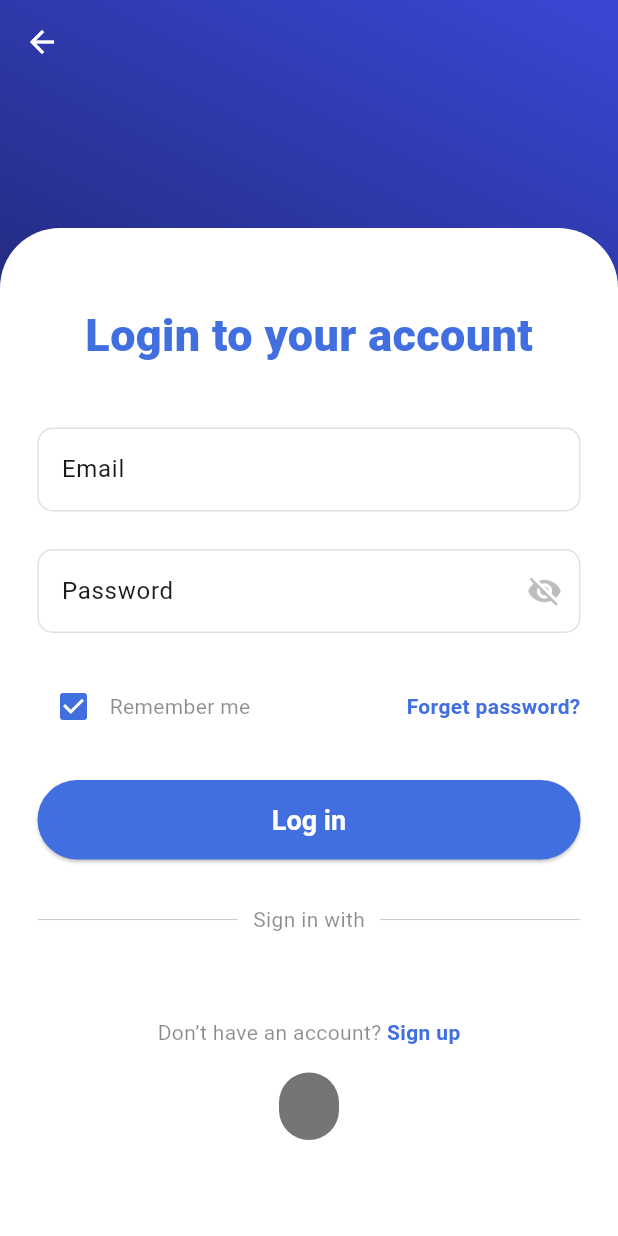
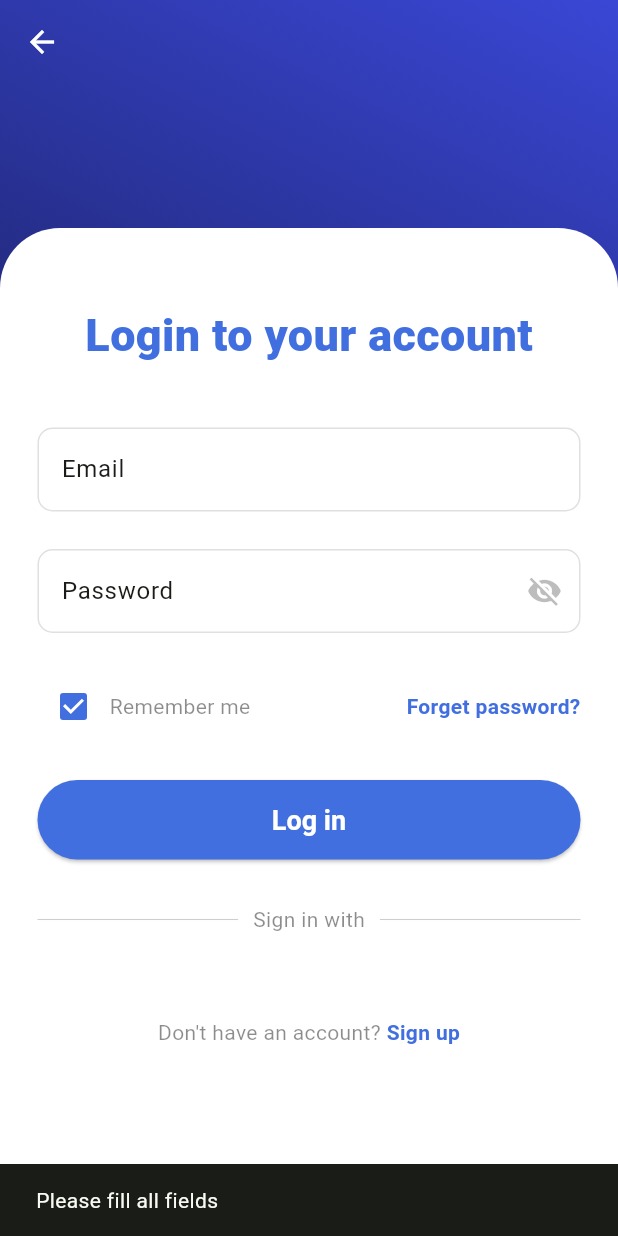
Before and after one commit to AhmedElngar07/Bidayah, a Flutter app: the LoginScreen screen opened directly, after a tap on "Log in", on a phone screen of 412 x 824 dp. Run offline on Flutter 3.47's test engine with Material 3 defaults, Android fonts, the phone set to English and light mode, and no system bars; our stand-ins replace equatable, firebase_auth, firebase_core, flutter_bloc, fluttertoast; accounts and stored records are empty; Roboto replaces fonts that are missing (Montserrat).

Commit message:
login & signup bloc

```diff
--- /dev/null
+++ b/lib/blocs/auth/auth_bloc.dart
@@ -0,0 +1,69 @@
+// lib/blocs/auth/auth_bloc.dart
+import 'package:flutter_bloc/flutter_bloc.dart';
+import 'package:bidayah/services/auth_service.dart';
+import 'auth_event.dart';
+import 'auth_state.dart';
+
+class AuthBloc extends Bloc<AuthEvent, AuthState> {
+  final AuthService _authService;
+
+  AuthBloc({required AuthService authService})
+      : _authService = authService,
+        super(AuthInitial()) {
+    on<AuthLoginRequested>(_onLoginRequested);
+    on<AuthSignUpRequested>(_onSignUpRequested);
+    on<AuthLogoutRequested>(_onLogoutRequested);
+  }
+
+  Future<void> _onLoginRequested(
+    AuthLoginRequested event,
+    Emitter<AuthState> emit,
+  ) async {
+    emit(AuthLoading());
+
+    try {
+
+      await _authService.login(
+        email: event.email,
+        password: event.password,
+        context: event.context,
+      );
+
+
+      emit(AuthAuthenticated());
+    } catch (e) {
+      emit(AuthFailure(message: "An error occurred: ${e.toString()}"));
+    }
+  }
+
+  Future<void> _onSignUpRequested(
+    AuthSignUpRequested event,
+    Emitter<AuthState> emit,
+  ) async {
+    emit(AuthLoading());
+
+    try {
+      final userCredential = await _authService.signup(
+        fullName: event.fullName,
+        email: event.email,
+        password: event.password,
+      );
+
+      if (userCredential != null) {
+        emit(AuthAuthenticated(userName: event.fullName));
+      } else {
+        emit(AuthFailure(message: "Registration failed. Please try again."));
+      }
+    } catch (e) {
+      emit(AuthFailure(message: "An error occurred: ${e.toString()}"));
+    }
+  }
+
+  Future<void> _onLogoutRequested(
+    AuthLogoutRequested event,
+    Emitter<AuthState> emit,
+  ) async {
+    // Implement logout logic if needed
+    emit(AuthUnauthenticated());
+  }
+}
--- /dev/null
+++ b/lib/blocs/auth/auth_event.dart
@@ -0,0 +1,39 @@
+import 'package:equatable/equatable.dart';
+import 'package:flutter/material.dart';
+
+abstract class AuthEvent extends Equatable {
+  @override
+  List<Object?> get props => [];
+}
+
+class AuthLoginRequested extends AuthEvent {
+  final String email;
+  final String password;
+  final BuildContext context;
+
+  AuthLoginRequested({
+    required this.email,
+    required this.password,
+    required this.context,
+  });
+
+  @override
+  List<Object?> get props => [email, password, context];
+}
+
+class AuthSignUpRequested extends AuthEvent {
+  final String fullName;
+  final String email;
+  final String password;
+
+  AuthSignUpRequested({
+    required this.fullName,
+    required this.email,
+    required this.password,
+  });
+
+  @override
+  List<Object?> get props => [fullName, email, password];
+}
+
+class AuthLogoutRequested extends AuthEvent {}
--- /dev/null
+++ b/lib/blocs/auth/auth_state.dart
@@ -0,0 +1,30 @@
+import 'package:equatable/equatable.dart';
+
+abstract class AuthState extends Equatable {
+  @override
+  List<Object?> get props => [];
+}
+
+class AuthInitial extends AuthState {}
+
+class AuthLoading extends AuthState {}
+
+class AuthAuthenticated extends AuthState {
+  final String? userName;
+
+  AuthAuthenticated({this.userName});
+
+  @override
+  List<Object?> get props => [userName];
+}
+
+class AuthUnauthenticated extends AuthState {}
+
+class AuthFailure extends AuthState {
+  final String message;
+
+  AuthFailure({required this.message});
+
+  @override
+  List<Object?> get props => [message];
+}
--- a/lib/screens/login_screen.dart
+++ b/lib/screens/login_screen.dart
@@ -1,21 +1,53 @@
+// lib/screens/login_screen.dart
+import 'package:bidayah/blocs/auth/auth_bloc.dart';
+import 'package:bidayah/blocs/auth/auth_event.dart';
+import 'package:bidayah/blocs/auth/auth_state.dart';
+import 'package:bidayah/screens/welcome_screen.dart';
 import 'package:bidayah/screens/signup_screen.dart';
-import 'package:bidayah/services/auth_service.dart';
 import 'package:bidayah/widgets/button.dart';
+import 'package:bidayah/widgets/custom_scaffold.dart';
 import 'package:bidayah/widgets/passwordtextfield.dart';
 import 'package:bidayah/widgets/textfield.dart';
+import 'package:bidayah/widgets/theme.dart';
 import 'package:flutter/material.dart';
-import 'package:bidayah/widgets/custom_scaffold.dart';
-import 'package:bidayah/widgets/theme.dart';
+import 'package:flutter_bloc/flutter_bloc.dart';
 
-
- final TextEditingController _emailController = TextEditingController();
-  final TextEditingController _passwordController = TextEditingController();
-class LoginScreen extends StatelessWidget {
+class LoginScreen extends StatefulWidget {
   const LoginScreen({super.key});
 
   @override
+  State<LoginScreen> createState() => _LoginScreenState();
+}
+
+class _LoginScreenState extends State<LoginScreen> {
+  final TextEditingController _emailController = TextEditingController();
+  final TextEditingController _passwordController = TextEditingController();
+
+  @override
+  void dispose() {
+    _emailController.dispose();
+    _passwordController.dispose();
+    super.dispose();
+  }
+
+  @override
   Widget build(BuildContext context) {
-    return CustomScaffold(
+    return BlocListener<AuthBloc, AuthState>(
+      listener: (context, state) {
+        if (state is AuthAuthenticated) {
+          // Navigate to home screen on successful authentication
+          Navigator.pushReplacement(
+            context,
+            MaterialPageRoute(builder: (context) => const WelcomeScreen()),
+          );
+        } else if (state is AuthFailure) {
+          // Show error message
+          ScaffoldMessenger.of(context).showSnackBar(
+            SnackBar(content: Text(state.message)),
+          );
+        }
+      },
+      child: CustomScaffold(
         child: Column(
           children: [
             const Expanded(flex: 1, child: SizedBox(height: 10)),
@@ -43,7 +75,7 @@ class LoginScreen extends StatelessWidget {
                         ),
                       ),
                       const SizedBox(height: 40.0),
-                    // Use CustomTextField for email
+                      // Email field
                       CustomTextField(
                         label: 'Email',
                         hintText: 'm@example.com',
@@ -51,12 +83,11 @@ class LoginScreen extends StatelessWidget {
                         controller: _emailController,
                         decoration: InputDecoration(
                           labelText: 'Email',
-                        labelStyle: TextStyle(
-                          color: Colors.black45, // Dimmed text color
-                          fontSize: 14.0, // Smaller text size
+                          labelStyle: const TextStyle(
+                            color: Colors.black45,
+                            fontSize: 14.0,
                           ),
                           hintText: 'Enter your Email',
-
                           hintStyle: const TextStyle(color: Colors.black26),
                           border: OutlineInputBorder(
                             borderRadius: BorderRadius.circular(10),
@@ -69,16 +100,16 @@ class LoginScreen extends StatelessWidget {
                         ),
                       ),
                       const SizedBox(height: 25.0),
-                    // Use CustomPasswordTextField for password
+                      // Password field
                       CustomPasswordTextField(
                         label: 'Password',
                         hintText: 'Enter your password',
                         controller: _passwordController,
                         decoration: InputDecoration(
                           labelText: 'Password',
-                        labelStyle: TextStyle(
-                          color: Colors.black45, // Dimmed text color
-                          fontSize: 14.0, // Smaller text size
+                          labelStyle: const TextStyle(
+                            color: Colors.black45,
+                            fontSize: 14.0,
                           ),
                           hintText: '..........',
                           hintStyle: const TextStyle(color: Colors.black26),
@@ -120,25 +151,36 @@ class LoginScreen extends StatelessWidget {
                         ],
                       ),
                       const SizedBox(height: 25.0),
-                    // Use CustomButton for Sign In
-                    CustomButton(
-                      text: 'Log in',
-                      onPressed: () async{
-                        await AuthService().login(
+                      // Login button
+                  BlocBuilder<AuthBloc, AuthState>(
+  builder: (context, state) {
+    return CustomButton(
+      text: state is AuthLoading ? 'Logging in...' : 'Log in',
+      onPressed: () {
+        if (state is! AuthLoading) {
+          // Validate input
+          if (_emailController.text.isEmpty || _passwordController.text.isEmpty) {
+            ScaffoldMessenger.of(context).showSnackBar(
+              const SnackBar(content: Text('Please fill all fields')),
+            );
+            return;
+          }
+
+          // Dispatch login event
+          context.read<AuthBloc>().add(
+                AuthLoginRequested(
                   email: _emailController.text,
                   password: _passwordController.text,
-                        context: context
-
+                  context: context,
+                ),
               );
-
-
+        }
       },
-
-                      backgroundColor:
-                          lightColorScheme.primary, // Your theme color
-                      textColor: Colors.white, // Ensure white text
+      backgroundColor: lightColorScheme.primary,
+      textColor: Colors.white,
+    );
+  },
 ),
-
                       const SizedBox(height: 30.0),
                       Row(
                         mainAxisAlignment: MainAxisAlignment.center,
@@ -170,14 +212,14 @@ class LoginScreen extends StatelessWidget {
                       const SizedBox(height: 30.0),
                       Row(
                         mainAxisAlignment: MainAxisAlignment.spaceEvenly,
-
+                        children: const [], // Empty row needs children
                       ),
                       const SizedBox(height: 25.0),
                       Row(
                         mainAxisAlignment: MainAxisAlignment.center,
                         children: [
                           const Text(
-                          'Don’t have an account? ',
+                            'Don\'t have an account? ',
                             style: TextStyle(color: Colors.black45),
                           ),
                           GestureDetector(
@@ -207,6 +249,7 @@ class LoginScreen extends StatelessWidget {
             ),
           ],
         ),
+      ),
     );
   }
 }
--- a/pubspec.yaml
+++ b/pubspec.yaml
@@ -39,6 +39,8 @@ dependencies:
   firebase_auth: ^5.5.1
   fluttertoast: ^8.2.12
   cloud_firestore: ^5.6.5
+  flutter_bloc: ^8.1.3
+  equatable: ^2.0.5
 
 dev_dependencies:
   flutter_test:
```
Also changed, not shown: lib/main.dart (+22 -8 lines), lib/screens/signup_screen.dart (+70 -30 lines), pubspec.lock. Lines whose indentation alone changed are shown as unchanged.
